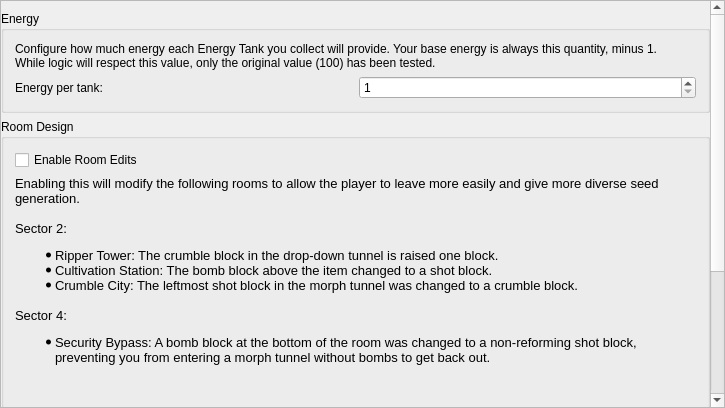
The window that randovania/games/fusion/gui/ui_files/preset_fusion_patches.ui (randovania/randovania) describes before a commit, drawn with Qt 5.
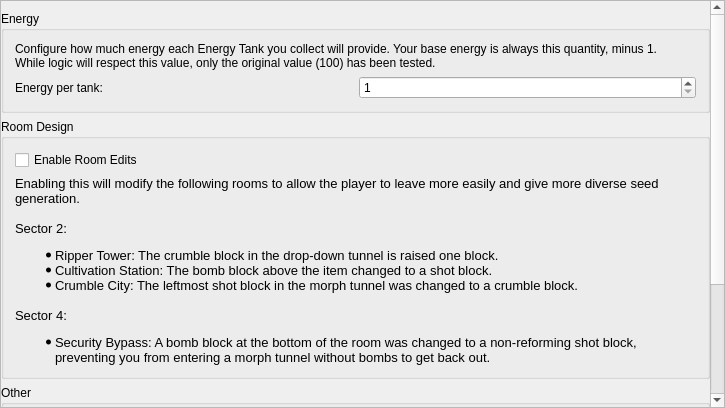
The same window after the commit.

Commit message: remove extra spacing

Patch:
```diff
--- a/randovania/games/fusion/gui/ui_files/preset_fusion_patches.ui
+++ b/randovania/games/fusion/gui/ui_files/preset_fusion_patches.ui
@@ -44,7 +44,7 @@
          <x>0</x>
          <y>0</y>
          <width>709</width>
-         <height>703</height>
+         <height>667</height>
         </rect>
        </property>
        <property name="sizePolicy">
@@ -177,9 +177,7 @@
 &lt;li style=&quot; margin-top:0px; margin-bottom:0px; margin-left:0px; margin-right:0px; -qt-block-indent:0; text-indent:0px;&quot;&gt;Crumble City: The leftmost shot block in the morph tunnel was changed to a crumble block.&lt;/li&gt;&lt;/ul&gt;
 &lt;p style=&quot; margin-top:0px; margin-bottom:0px; margin-left:0px; margin-right:0px; -qt-block-indent:0; text-indent:0px;&quot;&gt;&lt;br /&gt;Sector 4:&lt;/p&gt;
 &lt;ul style=&quot;margin-top: 0px; margin-bottom: 0px; margin-left: 0px; margin-right: 0px; -qt-list-indent: 1;&quot;&gt;
-&lt;li style=&quot; margin-top:12px; margin-bottom:0px; margin-left:0px; margin-right:0px; -qt-block-indent:0; text-indent:0px;&quot;&gt;Security Bypass: A bomb block at the bottom of the room was changed to a non-reforming shot block, preventing you from entering a morph tunnel without bombs to get back out.&lt;/li&gt;&lt;/ul&gt;
-&lt;p style=&quot;-qt-paragraph-type:empty; margin-top:0px; margin-bottom:0px; margin-left:0px; margin-right:0px; -qt-block-indent:0; text-indent:0px;&quot;&gt;&lt;br /&gt;&lt;/p&gt;
-&lt;p style=&quot;-qt-paragraph-type:empty; margin-top:0px; margin-bottom:0px; margin-left:0px; margin-right:0px; -qt-block-indent:0; text-indent:0px;&quot;&gt;&lt;br /&gt;&lt;/p&gt;&lt;/body&gt;&lt;/html&gt;</string>
+&lt;li style=&quot; margin-top:12px; margin-bottom:0px; margin-left:0px; margin-right:0px; -qt-block-indent:0; text-indent:0px;&quot;&gt;Security Bypass: A bomb block at the bottom of the room was changed to a non-reforming shot block, preventing you from entering a morph tunnel without bombs to get back out.&lt;/li&gt;&lt;/ul&gt;&lt;/body&gt;&lt;/html&gt;</string>
              </property>
              <property name="wordWrap">
               <bool>true</bool>
```
The commit also changes 1 other file.
